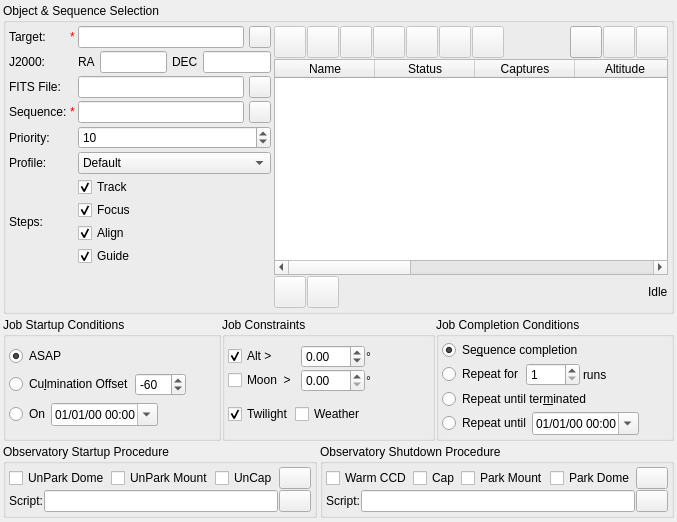
KDE/kstars, file kstars/ekos/scheduler/scheduler.ui: the form before one commit.
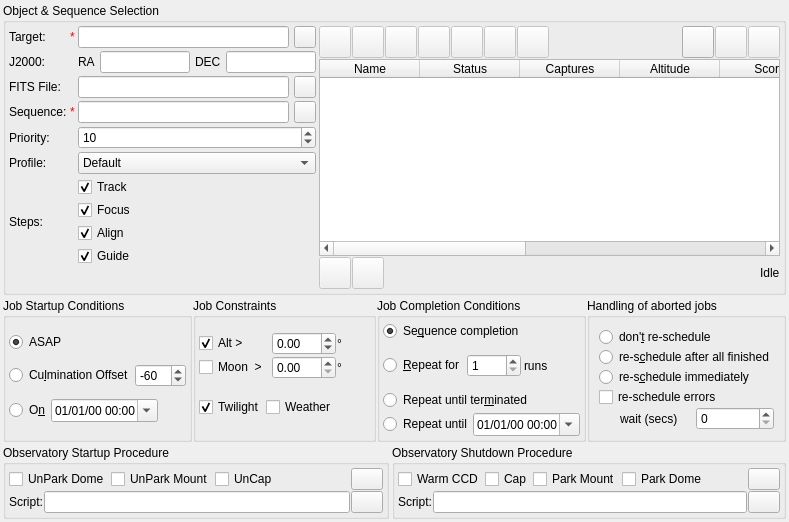
The form after the commit. Custom widgets are drawn as their Qt base class.

Commit message: Adding error handling strategy control to Scheduler

Diff of the .ui file:
```diff
--- a/kstars/ekos/scheduler/scheduler.ui
+++ b/kstars/ekos/scheduler/scheduler.ui
@@ -717,7 +717,7 @@
             <string>Start Time</string>
            </property>
           </column>
-           <column>
+          <column>
            <property name="text">
             <string>End Time</string>
            </property>
@@ -975,7 +975,7 @@
              <string>start the job on the specified date and time</string>
             </property>
             <property name="text">
-             <string>On</string>
+             <string>O&amp;n</string>
             </property>
             <attribute name="buttonGroup">
              <string notr="true">startupButtonGroup</string>
@@ -1214,7 +1214,7 @@
           <item>
            <widget class="QRadioButton" name="repeatCompletionR">
             <property name="text">
-             <string>Repeat for</string>
+             <string>&amp;Repeat for</string>
             </property>
             <attribute name="buttonGroup">
              <string notr="true">completionButtonGroup</string>
@@ -1321,14 +1321,114 @@
        </layout>
       </widget>
      </item>
+     <item>
+      <widget class="QGroupBox" name="errorHandlingGroup">
+       <property name="toolTip">
+        <string>&lt;html&gt;&lt;head/&gt;&lt;body&gt;&lt;p&gt;Define what should happen when a job steps into an error or aborts:&lt;/p&gt;&lt;ul style=&quot;margin-top: 0px; margin-bottom: 0px; margin-left: 0px; margin-right: 0px; -qt-list-indent: 1;&quot;&gt;&lt;li style=&quot; margin-top:12px; margin-bottom:0px; margin-left:0px; margin-right:0px; -qt-block-indent:0; text-indent:0px;&quot;&gt;&lt;span style=&quot; font-weight:600;&quot;&gt;don't restart&lt;/span&gt;: Don't restart the job in case of an error or an abort.&lt;/li&gt;&lt;li style=&quot; margin-top:0px; margin-bottom:0px; margin-left:0px; margin-right:0px; -qt-block-indent:0; text-indent:0px;&quot;&gt;&lt;span style=&quot; font-weight:600;&quot;&gt;re-schedule after all terminated&lt;/span&gt;: If a job gets aborted, the scheduler will only re-schedule it if when all jobs are finished or aborted. If this is the case, the scheduler re-schedules all aborted jobs and sleeps for the given delay.&lt;/li&gt;&lt;li style=&quot; margin-top:0px; margin-bottom:12px; margin-left:0px; margin-right:0px; -qt-block-indent:0; text-indent:0px;&quot;&gt;&lt;span style=&quot; font-weight:600;&quot;&gt;re-schedule immediately&lt;/span&gt;: As soon as a job gets aborted, the scheduler will re-schedule it and waits the given delay.&lt;/li&gt;&lt;/ul&gt;&lt;p&gt;If the option for re-scheduling errors is selected, errors are handled like aborts. Otherwise, jobs that step into an error are never re-scheduled.&lt;/p&gt;&lt;/body&gt;&lt;/html&gt;</string>
+       </property>
+       <property name="title">
+        <string>Handling of aborted jobs</string>
+       </property>
+       <layout class="QGridLayout" name="gridLayout_3">
+        <property name="horizontalSpacing">
+         <number>18</number>
+        </property>
+        <property name="verticalSpacing">
+         <number>0</number>
+        </property>
+        <item row="0" column="0" colspan="2">
+         <widget class="QRadioButton" name="errorHandlingDontRestartButton">
+          <property name="toolTip">
+           <string>Do not re-schedule aborted jobs.</string>
+          </property>
+          <property name="text">
+           <string>don'&amp;t re-schedule</string>
+          </property>
+          <attribute name="buttonGroup">
+           <string notr="true">errorHandlingButtonGroup</string>
+          </attribute>
+         </widget>
+        </item>
+        <item row="0" column="7">
+         <spacer name="horizontalSpacer_9">
+          <property name="orientation">
+           <enum>Qt::Horizontal</enum>
+          </property>
+          <property name="sizeHint" stdset="0">
+           <size>
+            <width>40</width>
+            <height>20</height>
+           </size>
+          </property>
+         </spacer>
+        </item>
+        <item row="1" column="0" colspan="2">
+         <widget class="QRadioButton" name="errorHandlingRestartAfterAllButton">
+          <property name="toolTip">
+           <string>Re-schedule aborted jobs as soon as all executable jobs are either completed or aborted.</string>
+          </property>
+          <property name="text">
+           <string>re-s&amp;chedule after all finished</string>
+          </property>
+          <attribute name="buttonGroup">
+           <string notr="true">errorHandlingButtonGroup</string>
+          </attribute>
+         </widget>
+        </item>
+        <item row="3" column="0" colspan="2">
+         <widget class="QCheckBox" name="errorHandlingRescheduleErrorsCB">
+          <property name="toolTip">
+           <string>Treat errors like aborts.</string>
+          </property>
+          <property name="text">
+           <string>re-schedule errors</string>
+          </property>
+         </widget>
+        </item>
+        <item row="5" column="0" alignment="Qt::AlignRight">
+         <widget class="QLabel" name="errorHandlingWaitLabel">
+          <property name="toolTip">
+           <string>Delay how long should be waited until an aborted job will be restarted.</string>
+          </property>
+          <property name="text">
+           <string>wait (secs)</string>
+          </property>
+         </widget>
+        </item>
+        <item row="2" column="0" colspan="2">
+         <widget class="QRadioButton" name="errorHandlingRestartImmediatelyButton">
+          <property name="toolTip">
+           <string>Re-schedule an aborted job immediately.</string>
+          </property>
+          <property name="text">
+           <string>re-s&amp;chedule immediately</string>
+          </property>
+          <attribute name="buttonGroup">
+           <string notr="true">errorHandlingButtonGroup</string>
+          </attribute>
+         </widget>
+        </item>
+        <item row="5" column="1">
+         <widget class="QSpinBox" name="errorHandlingDelaySB">
+          <property name="toolTip">
+           <string>Delay in seconds.</string>
+          </property>
+          <property name="maximum">
+           <number>10000</number>
+          </property>
+          <property name="singleStep">
+           <number>10</number>
+          </property>
+         </widget>
+        </item>
+       </layout>
+      </widget>
+     </item>
     </layout>
    </item>
    <item>
-    <layout class="QHBoxLayout" name="observatoryOperationsLayout" stretch="1,1">
-     <property name="spacing">
-      <number>3</number>
-     </property>
-     <item>
+    <layout class="QGridLayout" name="schedulerSettingsGroup">
+     <item row="0" column="1">
       <widget class="QGroupBox" name="startupGroupBox">
        <property name="toolTip">
         <string>&lt;html&gt;&lt;head/&gt;&lt;body&gt;&lt;p&gt;One-time startup procedure to be executed before starting Ekos. The script is executed &lt;span style=&quot; font-weight:600; text-decoration: underline;&quot;&gt;before&lt;/span&gt; the startup procedures (e.g. unpark scope), if selected, are executed.&lt;/p&gt;&lt;/body&gt;&lt;/html&gt;</string>
@@ -1476,7 +1576,7 @@
        </layout>
       </widget>
      </item>
-     <item>
+     <item row="0" column="2">
       <widget class="QGroupBox" name="shutdownGroupBox">
        <property name="sizePolicy">
         <sizepolicy hsizetype="Preferred" vsizetype="Preferred">
@@ -1654,6 +1754,13 @@
      </item>
     </layout>
    </item>
+   <item>
+    <layout class="QHBoxLayout" name="observatoryOperationsLayout">
+     <property name="spacing">
+      <number>3</number>
+     </property>
+    </layout>
+   </item>
    <item>
     <spacer name="verticalSpacer">
      <property name="orientation">
```
Left out of the diff: 81 changed lines with no effect on the pictures. The commit also changes 4 other files.
